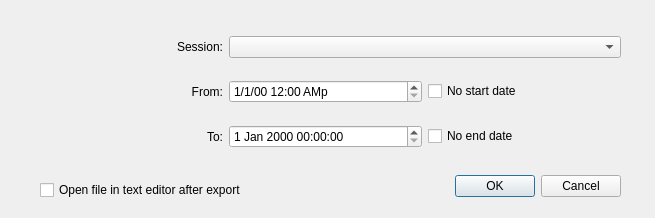
Old version of the form SquareDesk-DEV/test123/songhistoryexportdialog.ui in the repository mpogue2/SquareDesk.
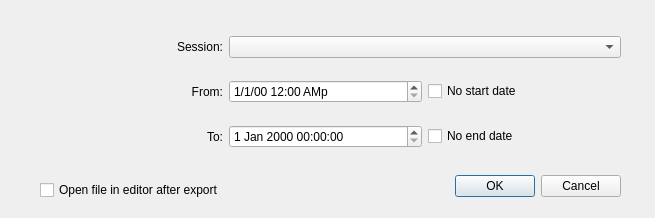
New version of the form.

```diff
--- a/SquareDesk-DEV/test123/songhistoryexportdialog.ui
+++ b/SquareDesk-DEV/test123/songhistoryexportdialog.ui
@@ -108,7 +108,7 @@
     </rect>
    </property>
    <property name="text">
-    <string>Open file in text editor after export</string>
+    <string>Open file in editor after export</string>
    </property>
   </widget>
  </widget>
```
